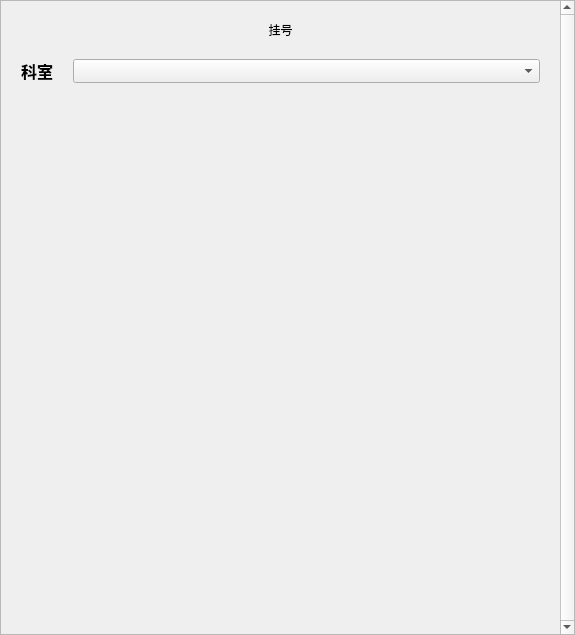
Before: the Qt Designer form code/patient/registerpage.ui in laonuo2004/cpp-qt-medical-system, drawn with Qt 5.
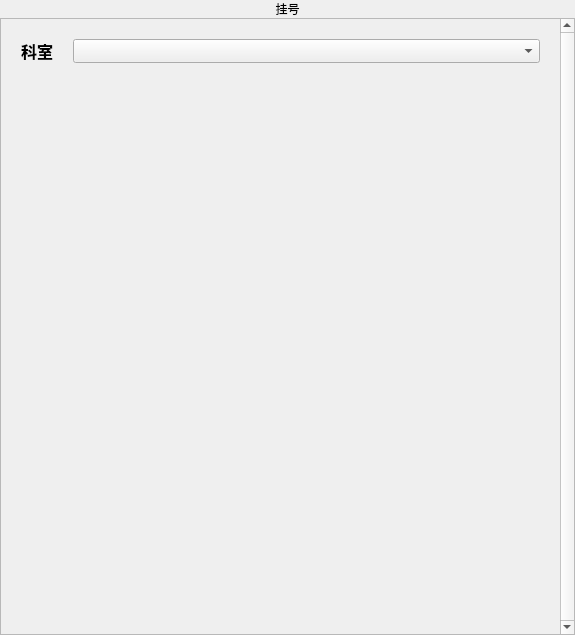
After: the same form once the commit is applied.

Patch:
```diff
--- a/code/patient/registerpage.ui
+++ b/code/patient/registerpage.ui
@@ -29,6 +29,16 @@
    <property name="bottomMargin">
     <number>0</number>
    </property>
+   <item>
+    <widget class="QLabel" name="HeaderLabel">
+     <property name="text">
+      <string>挂号</string>
+     </property>
+     <property name="alignment">
+      <set>Qt::AlignCenter</set>
+     </property>
+    </widget>
+   </item>
    <item>
     <widget class="QScrollArea" name="scrollArea">
      <property name="sizePolicy">
@@ -55,7 +65,7 @@
         <x>0</x>
         <y>0</y>
         <width>559</width>
-        <height>633</height>
+        <height>610</height>
        </rect>
       </property>
       <property name="sizePolicy">
@@ -80,16 +90,6 @@
        <property name="bottomMargin">
         <number>20</number>
        </property>
-       <item>
-        <widget class="QLabel" name="HeaderLabel">
-         <property name="text">
-          <string>挂号</string>
-         </property>
-         <property name="alignment">
-          <set>Qt::AlignCenter</set>
-         </property>
-        </widget>
-       </item>
        <item>
         <layout class="QHBoxLayout" name="horizontalLayout_3">
          <item>
```
